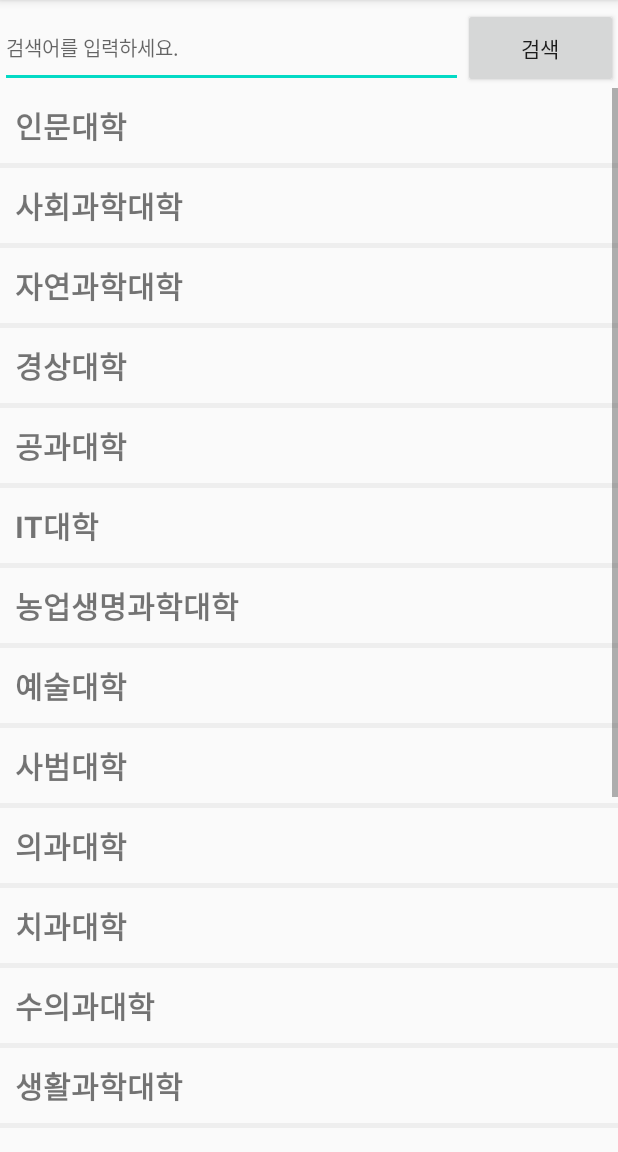
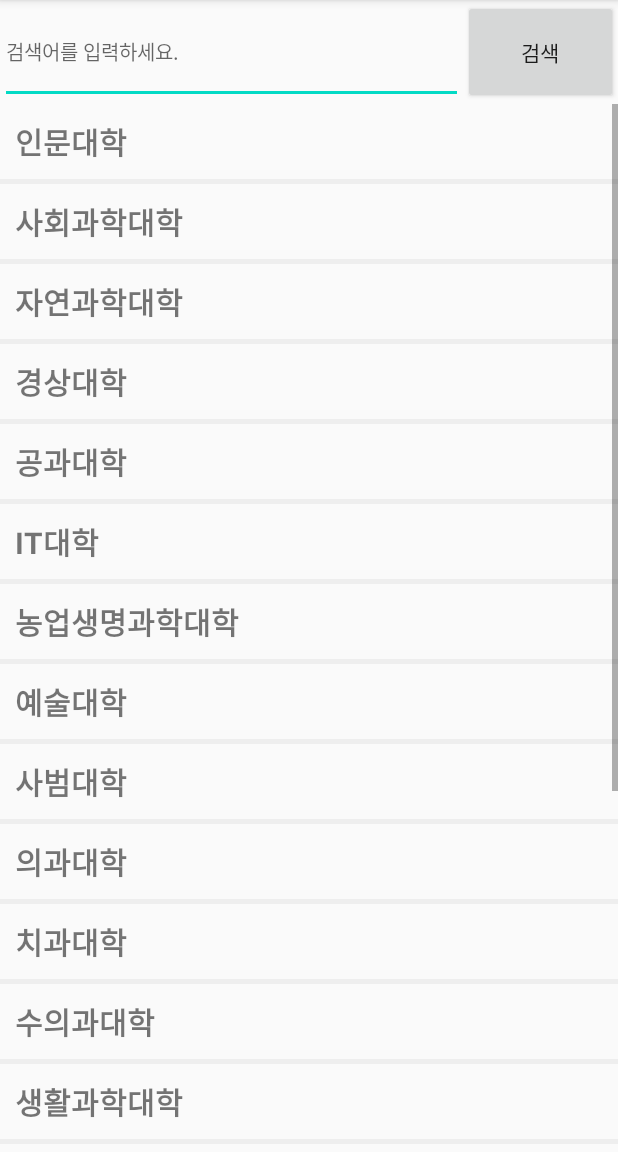
Before and after one commit to dkdud9261/BookTradeApp1, an Android app: the CollegeList screen opened directly, with no data from a screen before it, on a phone screen of 412 x 824 dp, the part 84-1236 px from its top. Run offline under Robolectric (Android 15) with nearby library versions, the phone set to English and light mode, and no system bars.

Commit message:
add search

```diff
--- a/app/src/main/AndroidManifest.xml
+++ b/app/src/main/AndroidManifest.xml
@@ -9,7 +9,8 @@
         android:label="@string/app_name"
         android:roundIcon="@drawable/icon"
         android:supportsRtl="true"
-        android:theme="@style/AppTheme">
+        android:theme="@style/AppTheme"
+        android:windowSoftInputMode="adjustNothing">
         <activity android:name=".Login"
             android:label="로그인"></activity>
         <activity android:name=".MainActivity"
--- a/app/src/main/res/layout/activity_list1.xml
+++ b/app/src/main/res/layout/activity_list1.xml
@@ -17,25 +17,24 @@
             android:layout_width="0dp"
             android:layout_height="match_parent"
             android:layout_weight="3"
-            android:layout_marginTop="5dp"
             android:ems="10"
             android:inputType="textPersonName"
             android:hint="검색어를 입력하세요."
             android:textSize="13dp"
+            android:imeOptions="actionDone"
             />
         <Button
             android:id="@+id/booksearchbt"
             android:layout_width="0dp"
             android:layout_height="match_parent"
             android:layout_weight="1"
-            android:layout_marginTop="5dp"
             android:text="검색" />
     </LinearLayout>
 
     <LinearLayout
         android:layout_width="match_parent"
         android:layout_height="0dp"
-        android:layout_weight="12"
+        android:layout_weight="10"
         android:orientation="horizontal">
     <ListView
         android:id="@+id/list_college"
```
